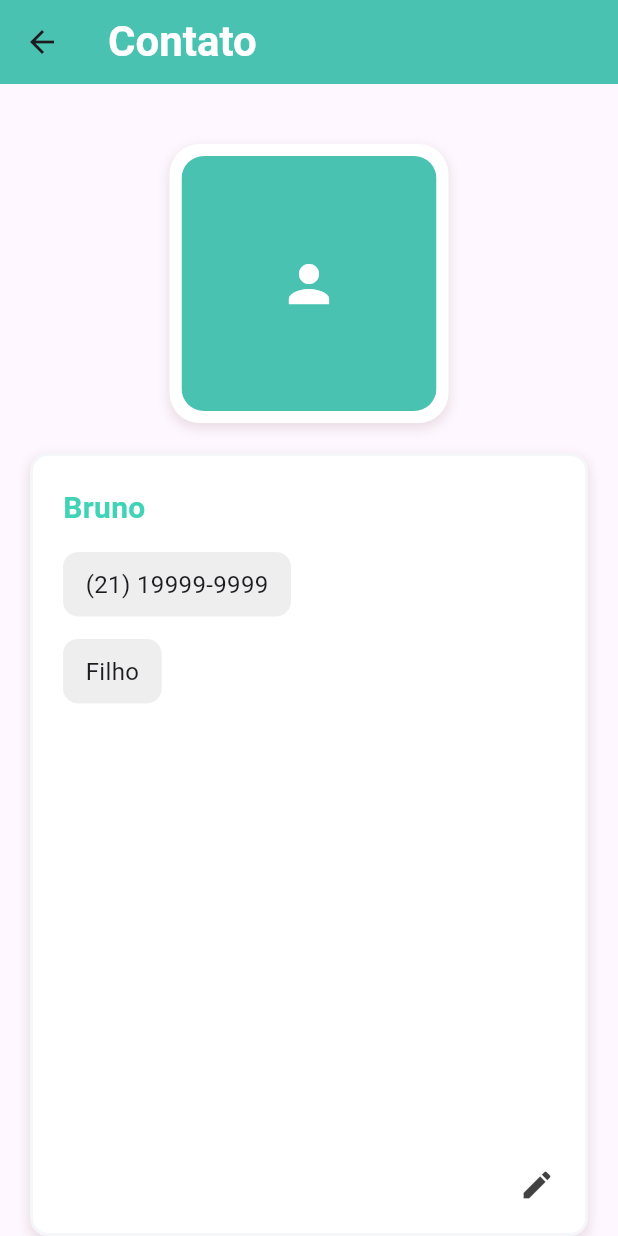
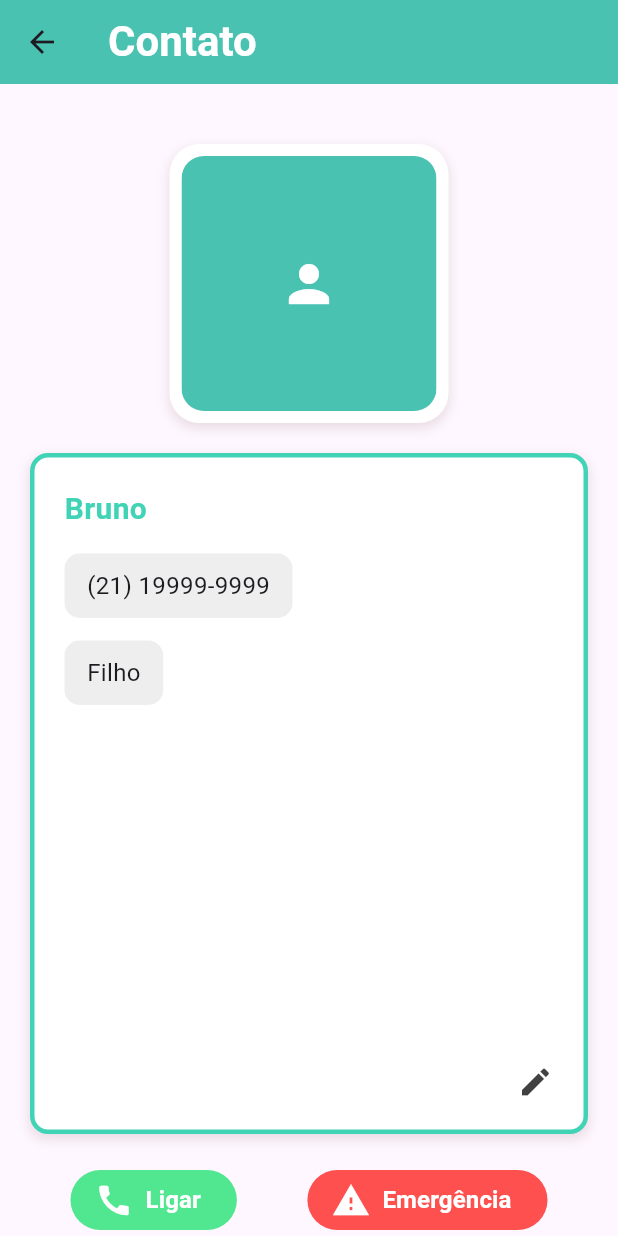
Before and after one commit to PEDROisaias/ProjetoFlutter, a Flutter app: the screen it shows after launch, after a tap on "Bruno", on a phone screen of 412 x 824 dp. Run offline on Flutter 3.47's test engine with Material 3 defaults, Android fonts, the phone set to English and light mode, and no system bars; network calls fail; Roboto replaces fonts that are missing (Montserrat, Quicksand).

Commit message:
Tela detalhesContatos fiinalizada e estilização das telas consertadas

```diff
--- /dev/null
+++ b/aurelia_app/devtools_options.yaml
@@ -0,0 +1,3 @@
+description: This file stores settings for Dart & Flutter DevTools.
+documentation: https://docs.flutter.dev/tools/devtools/extensions#configure-extension-enablement-states
+extensions:
--- a/aurelia_app/lib/ui/view/TelaContatos.dart
+++ b/aurelia_app/lib/ui/view/TelaContatos.dart
@@ -156,14 +156,20 @@ class TelaContatosState extends State<TelaContatos> {
                 Text(
                   contato.nome,
                   style: const TextStyle(
-                    fontSize: 18,
+                    fontSize: 20,
+                    fontFamily: 'Quicksand',
                     fontWeight: FontWeight.bold,
                   ),
                 ),
                 const SizedBox(height: 4),
                 Text(
                   contato.relacao,
-                  style: const TextStyle(fontSize: 14, color: Colors.blueAccent),
+                  style: const TextStyle(
+                    fontSize: 18,
+                    color: Color.fromRGBO(64, 211, 182, 1.0),
+                    fontFamily: 'Quicksand',
+                    fontWeight: FontWeight.w500,
+                    ),
                 ),
               ],
             ),
@@ -172,13 +178,19 @@ class TelaContatosState extends State<TelaContatos> {
             // Botão de Ligar
             ElevatedButton.icon(
               onPressed: () {}, // Ação vazia
-              icon: const Icon(Icons.phone, color: Color(0xFF388E3C), size: 18),
+              icon: const Icon(Icons.phone, color: Color.fromRGBO(255, 255, 255, 1),
+              size: 22,
+              ),
               label: const Text(
                 'Ligar',
-                style: TextStyle(color: Color(0xFF388E3C)),
+                style: TextStyle(color: Color.fromRGBO(255, 255, 255, 1),
+                fontFamily: 'Quicksand',
+                fontWeight: FontWeight.bold,
+                fontSize: 16,
+                ),
               ),
               style: ElevatedButton.styleFrom(
-                backgroundColor: const Color(0xFFC8E6C9), // Fundo verde claro
+                backgroundColor: const Color.fromRGBO(81, 230, 144, 1.0), // Fundo verde claro
                 shape: RoundedRectangleBorder(
                   borderRadius: BorderRadius.circular(30),
                 ),
--- a/aurelia_app/lib/ui/view/TelaDetalhesContato.dart
+++ b/aurelia_app/lib/ui/view/TelaDetalhesContato.dart
@@ -12,7 +12,8 @@ class Teladetalhescontato extends StatelessWidget {
   @override
   Widget build(BuildContext context) {
     // Scaffold fornece a estrutura visual básica da tela.
-    return Scaffold(
+    return SafeArea(
+      child: Scaffold(
         // AppBar é a barra de título na parte superior da tela.
         appBar: AppBar(
           title: Text('Contato'),
@@ -30,7 +31,6 @@ class Teladetalhescontato extends StatelessWidget {
         // Toda essa parte é da foto do contato
         body: Column(
           // Centraliza os widgets horizontalmente.
-
           crossAxisAlignment: CrossAxisAlignment.center,
           children: [
             // Chama o método para construir o widget que exibe a foto do contato.
@@ -40,9 +40,69 @@ class Teladetalhescontato extends StatelessWidget {
             // O Expanded faz com que o widget de informações ocupe todo o
             // espaço vertical restante.
             Expanded(child: _buildInfoContato()),
+            const SizedBox(height: 20),
 
-          // _buildBtnLigacao(),
+            // Linha com dois botões: "Ligar" e "Reportar".
+            Row(
+              mainAxisAlignment: MainAxisAlignment.spaceEvenly,
+              children: [
+                ElevatedButton.icon(
+                  onPressed: () {},
+                  icon: const Icon(
+                    Icons.call,
+                    color: Color.fromRGBO(255, 255, 255, 1),
+                    size: 26,
+                  ),
+                  label: const Text(
+                    'Ligar',
+                    style: TextStyle(
+                      color: Color.fromRGBO(255, 255, 255, 1),
+                      fontFamily: 'Quicksand',
+                      fontWeight: FontWeight.bold,
+                      fontSize: 16,
+                    ),
+                  ),
+                  style: ElevatedButton.styleFrom(
+                    backgroundColor: const Color.fromRGBO(
+                      81,
+                      230,
+                      144,
+                      1,
+                    ), // Fundo verde claro
+                    shape: RoundedRectangleBorder(
+                      borderRadius: BorderRadius.circular(30),
+                    ),
+                    elevation: 0, // Sem sombra
+                  ),
+                ),
+                ElevatedButton.icon(
+                  onPressed: () {},
+                  icon: const Icon(
+                    Icons.report_problem,
+                    color: Color.fromRGBO(255, 255, 255, 1),
+                    size: 26,
+                  ),
+                  label: const Text(
+                    'Emergência',
+                    style: TextStyle(
+                      color: Color.fromRGBO(255, 255, 255, 1),
+                      fontFamily: 'Quicksand',
+                      fontWeight: FontWeight.bold,
+                      fontSize: 16,
+                    ),
+                  ),
+                  style: ElevatedButton.styleFrom(
+                    backgroundColor: const Color.fromRGBO(255, 80, 80, 1),
+                    shape: RoundedRectangleBorder(
+                      borderRadius: BorderRadius.circular(30),
+                    ),
+                    elevation: 0, // Sem sombra
+                  ),
+                ),
               ],
+            ),
+          ],
+        ),
       ),
     );
   }
@@ -83,6 +143,8 @@ class Teladetalhescontato extends StatelessWidget {
           ),
         ],
       ),
+
+      // Exibe a imagem do contato ou um ícone padrão se a imagem não estiver disponível.
       child: ClipRRect(
         borderRadius: BorderRadius.circular(15),
         child: contato.urlImage != null
@@ -115,8 +177,8 @@ class Teladetalhescontato extends StatelessWidget {
         color: Colors.white,
         borderRadius: BorderRadius.circular(12),
         border: Border.all(
-          color: const Color.fromRGBO(245, 246, 250, 1.0),
-          width: 2,
+          color: const Color.fromRGBO(64, 211, 182, 1.0),
+          width: 3,
         ),
         boxShadow: [
           BoxShadow(
@@ -159,16 +221,4 @@ class Teladetalhescontato extends StatelessWidget {
       ),
     );
   }
-
-  Widget _buildBtnLigacao() {
-    return Row(
-      children: [
-        ElevatedButton(style: ElevatedButton.styleFrom(textStyle: TextStyle(fontFamily: 'Quicksand', fontSize: 16, backgroundColor: Color.fromRGBO(144, 238, 144, 1.0))), onPressed: () {
-
-        },
-        child: const Icon(Icons.call),
-        ),
-      ],
-    );
 }
-}
--- a/aurelia_app/pubspec.yaml
+++ b/aurelia_app/pubspec.yaml
@@ -61,7 +61,8 @@ flutter:
 
   # To add assets to your application, add an assets section, like this:
 assets:
-  - images/BrunoImg.png
+  - images/
+  - fonts/
   #   - images/a_dot_ham.jpeg
 
   # An image asset can refer to one or more resolution-specific "variants", see
```
Lines whose indentation alone changed are shown as unchanged.
